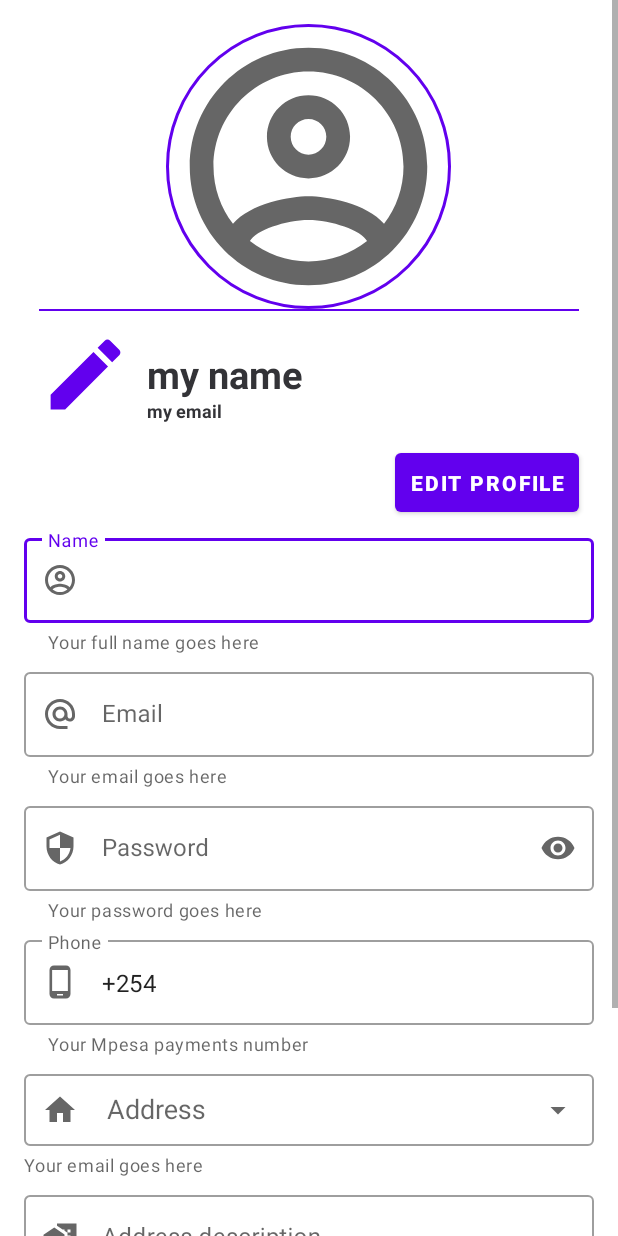
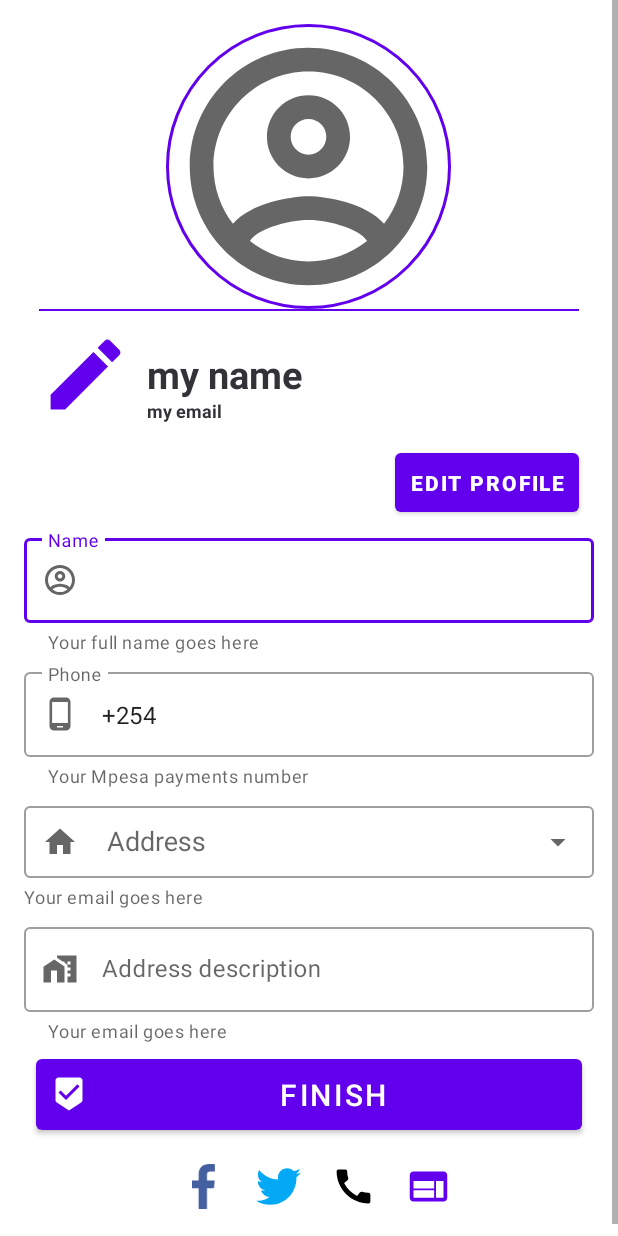
Before and after one commit to brian-kiplagat/Nectar_Online_Shop, an Android app: the fragment Fragment_Profile shown on its own in the app's theme, on a phone screen of 412 x 824 dp. Run offline under Robolectric (Android 15) with nearby library versions, the phone set to English and light mode, and no system bars; plain views replace CircularImageView.

Commit message:
Removed unnecessary edit texts

```diff
--- a/app/src/main/res/layout/fragment__profile.xml
+++ b/app/src/main/res/layout/fragment__profile.xml
@@ -159,50 +159,6 @@
                     </com.google.android.material.textfield.TextInputLayout>
 
                     <com.google.android.material.textfield.TextInputLayout
-                        android:id="@+id/email"
-                        style="@style/Widget.MaterialComponents.TextInputLayout.OutlinedBox"
-                        android:layout_width="match_parent"
-                        android:layout_height="wrap_content"
-                        android:layout_marginTop="3dp"
-                        android:layout_marginBottom="3dp"
-                        android:hint="Email"
-                        app:endIconMode="clear_text"
-                        app:errorEnabled="true"
-                        app:helperText="Your email goes here"
-                        app:startIconDrawable="@drawable/ic_baseline_alternate_email_24">
-
-                        <com.google.android.material.textfield.TextInputEditText
-                            android:id="@+id/email_edit"
-                            android:layout_width="match_parent"
-                            android:layout_height="wrap_content"
-                            android:inputType="textEmailAddress" />
-
-                    </com.google.android.material.textfield.TextInputLayout>
-
-                    <com.google.android.material.textfield.TextInputLayout
-                        android:id="@+id/password"
-                        style="@style/Widget.MaterialComponents.TextInputLayout.OutlinedBox"
-                        android:layout_width="match_parent"
-                        android:layout_height="wrap_content"
-                        android:layout_marginTop="3dp"
-                        android:layout_marginBottom="3dp"
-                        android:hint="Password"
-                        app:endIconMode="password_toggle"
-                        app:errorEnabled="true"
-                        app:helperText="Your password goes here"
-                        app:startIconDrawable="@drawable/ic_baseline_security_24">
-
-                        <com.google.android.material.textfield.TextInputEditText
-                            android:id="@+id/password__edit"
-                            android:layout_width="match_parent"
-                            android:layout_height="wrap_content"
-                            android:inputType="textPassword"
-
-                            />
-
-                    </com.google.android.material.textfield.TextInputLayout>
-
-                    <com.google.android.material.textfield.TextInputLayout
                         android:id="@+id/phone"
                         style="@style/Widget.MaterialComponents.TextInputLayout.OutlinedBox"
                         android:layout_width="match_parent"
```
